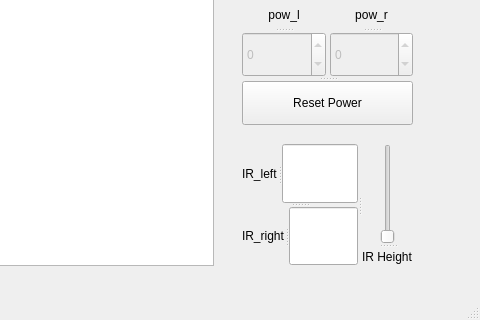
The window that LineFollowerSimulator/mainwindow.ui (HALtheWise/POE-lab3) describes before a commit, drawn with Qt 5; both pictures show x 318 to 798 and y 302 to 622 of the 798 by 622 pixel window.
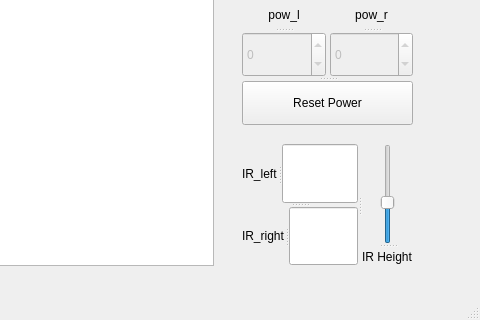
The same window after the commit.

Commit message: finished dynamic height reconfig.

The edit to the form file:
```diff
--- a/LineFollowerSimulator/mainwindow.ui
+++ b/LineFollowerSimulator/mainwindow.ui
@@ -238,6 +238,9 @@
       <property name="maximum">
        <number>50</number>
       </property>
+      <property name="value">
+       <number>20</number>
+      </property>
       <property name="orientation">
        <enum>Qt::Vertical</enum>
       </property>
```
The commit also changes 2 other files.
